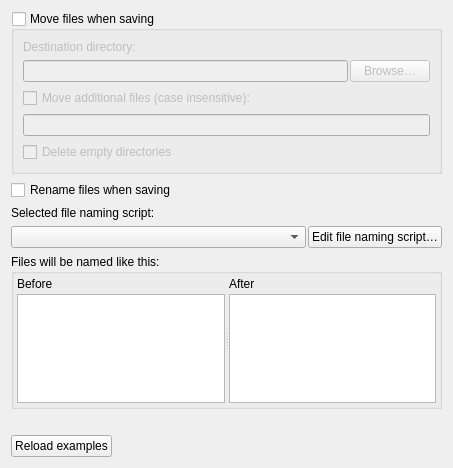
This is ui/options_renaming.ui in metabrainz/picard as Qt 5 draws it before an edit. The edited form follows.
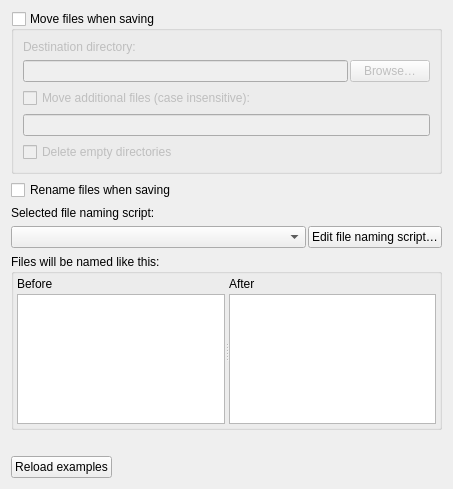
This is the edited form.

Diff of the .ui file:
```diff
--- a/ui/options_renaming.ui
+++ b/ui/options_renaming.ui
@@ -10,7 +10,7 @@
     <x>0</x>
     <y>0</y>
     <width>453</width>
-    <height>468</height>
+    <height>489</height>
    </rect>
   </property>
   <property name="sizePolicy">
```
Left out of the diff: 2 changed lines with no effect on the pictures.
